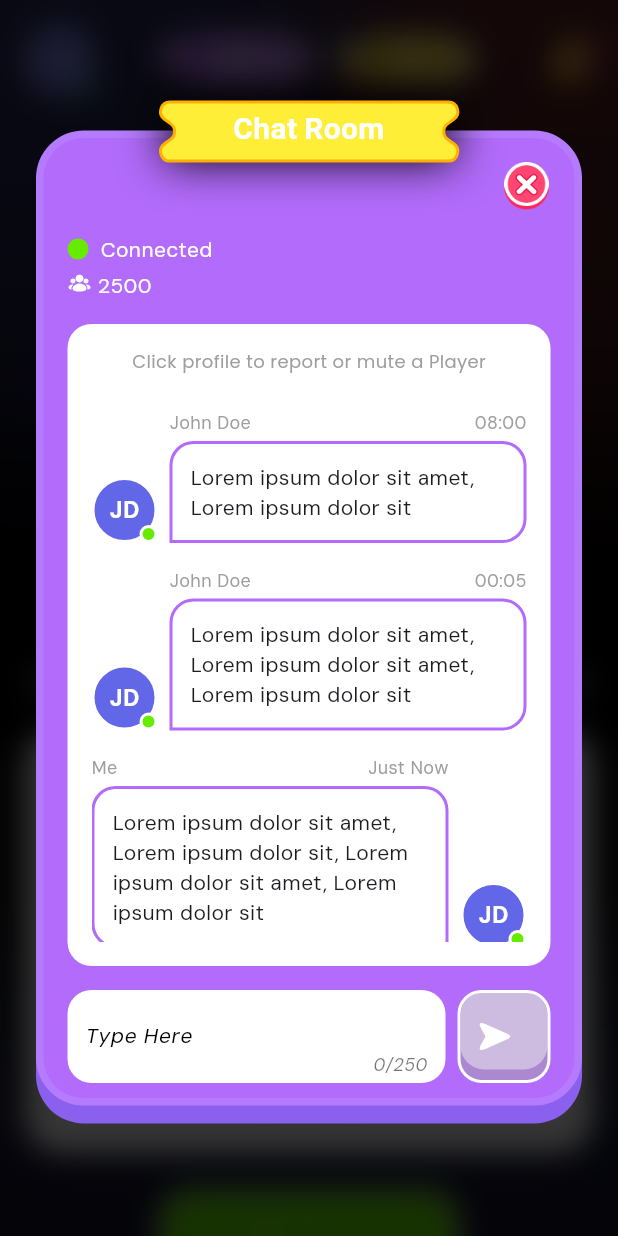
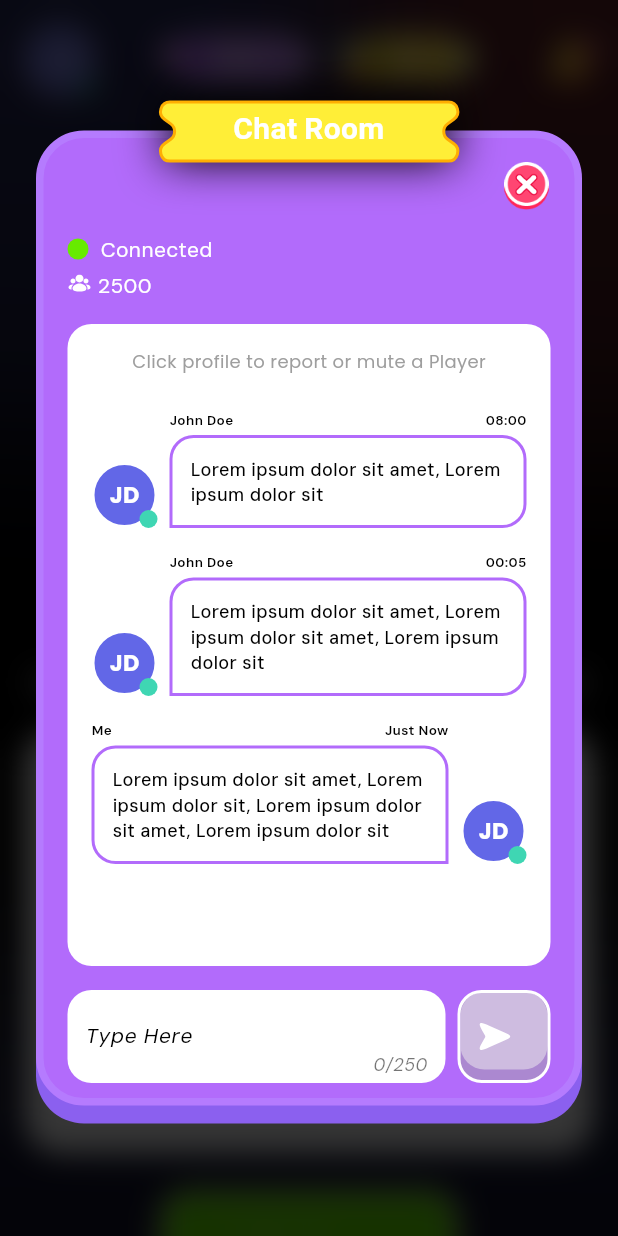
Before and after one commit to Jossyboydgenius/HIPHOP---RNB-BINGO, a Flutter app: the GameDetailsScreen screen opened by its route, after a tap on "1200", on a phone screen of 412 x 824 dp. Run offline on Flutter 3.47's test engine with Material 3 defaults, Android fonts, the phone set to English and light mode, and no system bars; our stand-ins replace flutter_bloc, flutter_screenutil, flutter_svg, google_fonts, image_picker; missing offline and left inert: google_ml_kit, qr_code_scanner.

Commit message:
Refactor ChatMessageCard styles: Update text styles and sizes for sender initials, report, and mute buttons, ensuring consistency with the design language. Adjust icon sizes and colors for improved visual clarity and aesthetics.

```diff
--- a/lib/widgets/chat_message_card.dart
+++ b/lib/widgets/chat_message_card.dart
@@ -44,10 +44,10 @@ class ChatMessageCard extends StatelessWidget {
             child: Center(
               child: Text(
                 senderInitials,
-                style: AppTextStyle.dmSans(
-                  fontSize: 16,
+                style: AppTextStyle.poppins(
+                  fontSize: 15,
                   color: Colors.white,
-                  fontWeight: FontWeight.bold,
+                  fontWeight: FontWeight.w700,
                 ),
               ),
             ),
@@ -58,13 +58,9 @@ class ChatMessageCard extends StatelessWidget {
             child: Container(
               width: 12,
               height: 12,
-              decoration: BoxDecoration(
+              decoration: const BoxDecoration(
                 shape: BoxShape.circle,
-                color: AppColors.greenBright,
-                border: Border.all(
-                  color: Colors.white,
-                  width: 2,
-                ),
+                color: AppColors.teal,
               ),
             ),
           ),
@@ -82,13 +78,17 @@ class ChatMessageCard extends StatelessWidget {
           children: [
             const AppImages(
               imagePath: AppImageData.ban,
-              width: 20,
-              height: 20,
+              width: 16,
+              height: 16,
             ),
             const SizedBox(width: 8),
             Text(
               'Report',
-              style: AppTextStyle.dmSans(fontSize: 14),
+              style: AppTextStyle.dmSans(
+                fontSize: 11,
+                color: Colors.black,
+                fontWeight: FontWeight.w700,
+              ),
             ),
           ],
         ),
@@ -103,13 +103,17 @@ class ChatMessageCard extends StatelessWidget {
           children: [
             const AppImages(
               imagePath: AppImageData.mute,
-              width: 20,
-              height: 20,
+              width: 16,
+              height: 16,
             ),
             const SizedBox(width: 8),
             Text(
               'Mute',
-              style: AppTextStyle.dmSans(fontSize: 14),
+              style: AppTextStyle.dmSans(
+                fontSize: 11,
+                color: Colors.black,
+                fontWeight: FontWeight.w700,
+              ),
             ),
           ],
         ),
@@ -130,7 +134,7 @@ class ChatMessageCard extends StatelessWidget {
       items: items,
       shape: RoundedRectangleBorder(
         borderRadius: BorderRadius.circular(8),
-        side: BorderSide(color: AppColors.grayDark),
+        side: const BorderSide(color: AppColors.grayDark),
       ),
       color: Colors.white,
     );
@@ -158,15 +162,17 @@ class ChatMessageCard extends StatelessWidget {
                     Text(
                       isMe ? 'Me' : senderName,
                       style: AppTextStyle.dmSans(
-                        fontSize: 12,
-                        color: Colors.grey,
+                        fontSize: 9,
+                        fontWeight: FontWeight.w600,
+                        color: Colors.black,
                       ),
                     ),
                     Text(
                       time,
                       style: AppTextStyle.dmSans(
-                        fontSize: 12,
-                        color: Colors.grey,
+                        fontSize: 9,
+                        fontWeight: FontWeight.w600,
+                        color: Colors.black,
                       ),
                     ),
                   ],
@@ -188,7 +194,11 @@ class ChatMessageCard extends StatelessWidget {
                   ),
                   child: Text(
                     message,
-                    style: AppTextStyle.dmSans(fontSize: 14),
+                    style: AppTextStyle.dmSans(
+                      fontSize: 12,
+                      fontWeight: FontWeight.w500,
+                      color: Colors.black,
+                    ),
                   ),
                 ),
               ],
```
